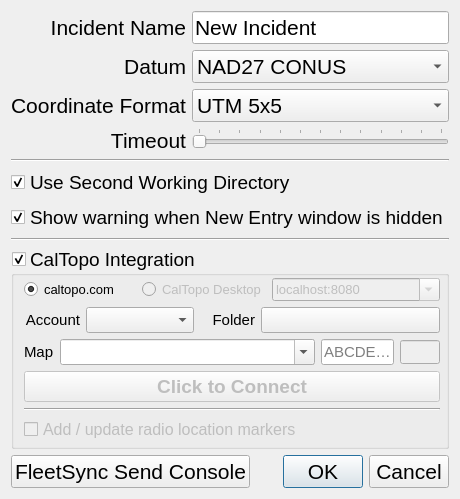
First picture: the form in designer/options.ui, repository ncssar/radiolog, before the edit.
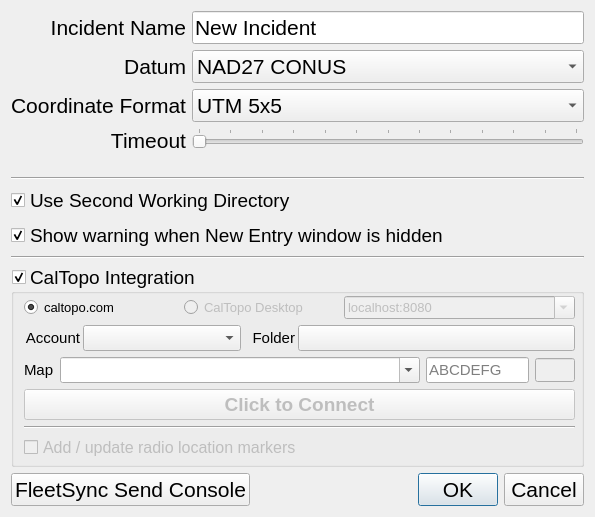
Second picture: the form after the edit. Custom widgets are drawn as their Qt base class.

Commit message: WIP: options GUI cleanup; show at same size as in Qt Designer by removing 'SetFixedSize' from verticalLayout, but still use self.setFixedSize(self.size()) in radiolog.py

```diff
--- a/designer/options.ui
+++ b/designer/options.ui
@@ -10,6 +10,12 @@
     <height>517</height>
    </rect>
   </property>
+  <property name="sizePolicy">
+   <sizepolicy hsizetype="Fixed" vsizetype="Fixed">
+    <horstretch>0</horstretch>
+    <verstretch>0</verstretch>
+   </sizepolicy>
+  </property>
   <property name="font">
    <font>
     <family>Segoe UI</family>
@@ -20,9 +26,6 @@
    <string>Options</string>
   </property>
   <layout class="QVBoxLayout" name="verticalLayout">
-   <property name="sizeConstraint">
-    <enum>QLayout::SetFixedSize</enum>
-   </property>
    <item>
     <layout class="QFormLayout" name="formLayout">
      <property name="labelAlignment">
@@ -293,6 +296,9 @@
       </property>
       <item>
        <layout class="QHBoxLayout" name="horizontalLayout_4" stretch="2,2,3">
+        <property name="spacing">
+         <number>6</number>
+        </property>
         <item>
          <widget class="QRadioButton" name="caltopoComButton">
           <property name="font">
@@ -352,7 +358,10 @@
       <item>
        <layout class="QVBoxLayout" name="verticalLayout_4" stretch="0,0,0,0,0">
         <item>
-         <layout class="QHBoxLayout" name="horizontalLayout_3">
+         <layout class="QHBoxLayout" name="horizontalLayout_3" stretch="0,4,0,7">
+          <property name="spacing">
+           <number>3</number>
+          </property>
           <property name="leftMargin">
            <number>0</number>
           </property>
@@ -360,7 +369,7 @@
            <widget class="QLabel" name="caltopoAccountAndFolderLabel">
             <property name="sizePolicy">
              <sizepolicy hsizetype="Preferred" vsizetype="Preferred">
-              <horstretch>1</horstretch>
+              <horstretch>0</horstretch>
               <verstretch>0</verstretch>
              </sizepolicy>
             </property>
@@ -381,7 +390,7 @@
            <widget class="QComboBox" name="caltopoAccountComboBox">
             <property name="sizePolicy">
              <sizepolicy hsizetype="Expanding" vsizetype="Preferred">
-              <horstretch>3</horstretch>
+              <horstretch>0</horstretch>
               <verstretch>0</verstretch>
              </sizepolicy>
             </property>
@@ -399,7 +408,7 @@
            <widget class="QLabel" name="caltopoFolderLabel">
             <property name="sizePolicy">
              <sizepolicy hsizetype="Preferred" vsizetype="Preferred">
-              <horstretch>1</horstretch>
+              <horstretch>0</horstretch>
               <verstretch>0</verstretch>
              </sizepolicy>
             </property>
@@ -409,7 +418,7 @@
              </font>
             </property>
             <property name="text">
-             <string>   Folder</string>
+             <string>  Folder</string>
             </property>
             <property name="alignment">
              <set>Qt::AlignRight|Qt::AlignTrailing|Qt::AlignVCenter</set>
@@ -423,7 +432,7 @@
             </property>
             <property name="sizePolicy">
              <sizepolicy hsizetype="Expanding" vsizetype="Fixed">
-              <horstretch>5</horstretch>
+              <horstretch>0</horstretch>
               <verstretch>0</verstretch>
              </sizepolicy>
             </property>
```
The commit also changes 1 other file.
